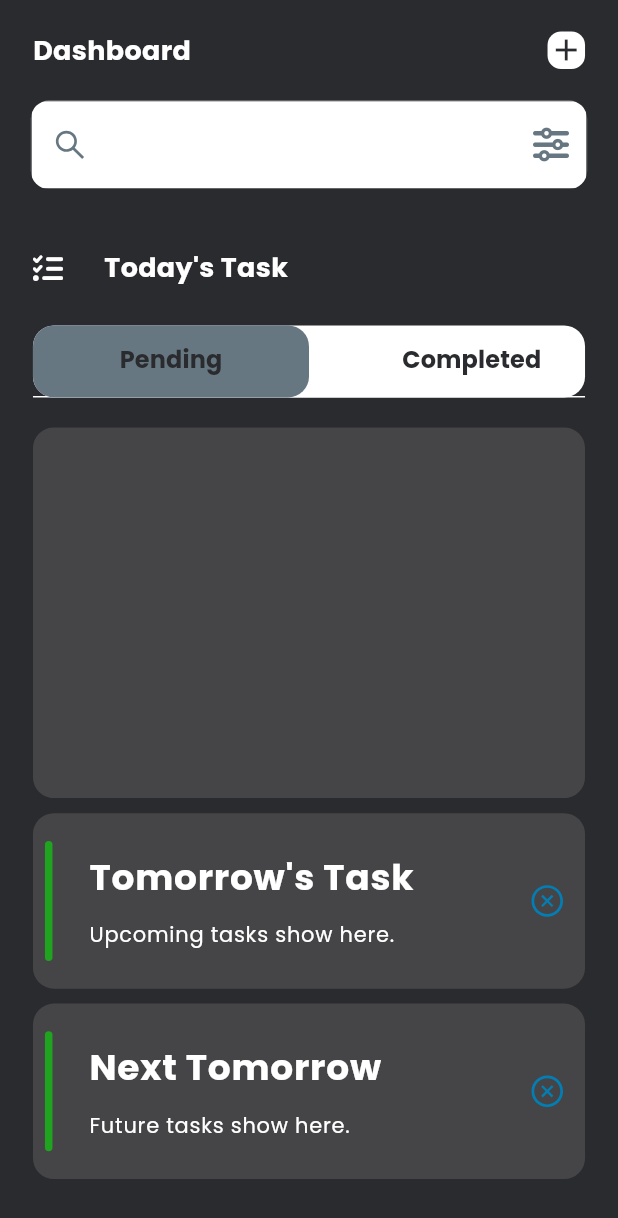
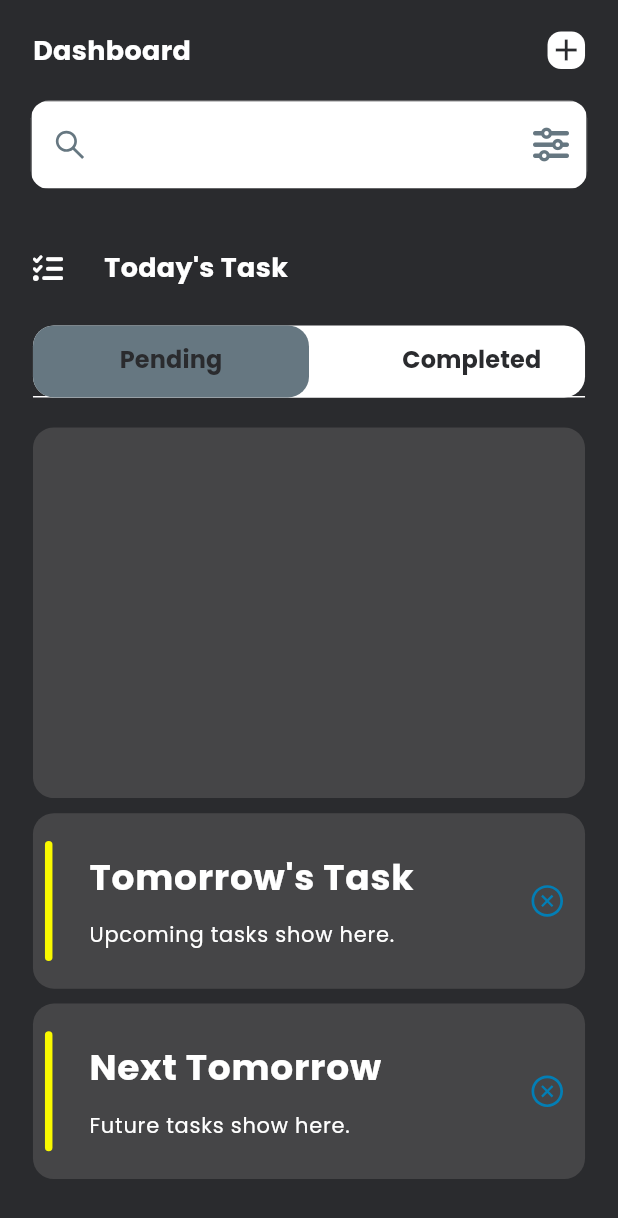
Before and after one commit to cjchika/task_manager, a Flutter app: the screen it shows after launch, on a phone screen of 412 x 824 dp. Shown: the top 1218 px of the screen. Run offline on Flutter 3.47's test engine with Material 2 defaults, Android fonts, the phone set to English and light mode, and no system bars; drawn by our look-alikes of dynamic_color; our stand-ins replace country_picker, flutter_datetime_picker_plus, flutter_screenutil, flutter_vector_icons, google_fonts, hooks_riverpod and 4 more; accounts and stored records are empty; generated files the repository leaves out were written again.

Commit message:
Task Page

```diff
--- a/lib/common/widgets/bottom_titles.dart
+++ b/lib/common/widgets/bottom_titles.dart
@@ -4,6 +4,7 @@ import 'package:task_manager/common/widgets/appstyle.dart';
 import 'package:task_manager/common/widgets/height_spacer.dart';
 import 'package:task_manager/common/widgets/reusable_text.dart';
 import 'package:task_manager/common/widgets/width_spacer.dart';
+import 'package:task_manager/features/todo/controllers/todo/todo_provider.dart';
 
 import '../utils/constants.dart';
 
@@ -25,12 +26,13 @@ class BottomTitles extends StatelessWidget {
           mainAxisAlignment: MainAxisAlignment.start,
           children: [
             Consumer(builder: (context, ref, child) {
+              var color = ref.read(todoStateProvider.notifier).getRandomColor();
               return Container(
                 height: 80,
                 width: 5,
-                decoration: const BoxDecoration(
-                  borderRadius: BorderRadius.all(Radius.circular(14)),
-                  color: AppConst.kGreen,
+                decoration: BoxDecoration(
+                  borderRadius: const BorderRadius.all(Radius.circular(14)),
+                  color: color,
                 ),
               );
             }),
--- a/lib/features/todo/pages/homepage.dart
+++ b/lib/features/todo/pages/homepage.dart
@@ -8,12 +8,9 @@ import 'package:task_manager/common/widgets/custom_text_field.dart';
 import 'package:task_manager/common/widgets/height_spacer.dart';
 import 'package:task_manager/common/widgets/reusable_text.dart';
 import 'package:task_manager/common/widgets/width_spacer.dart';
-import 'package:task_manager/common/widgets/xpansion_tile.dart';
-import 'package:task_manager/features/todo/controllers/xpansion_provider.dart';
 import 'package:task_manager/features/todo/pages/add_task.dart';
 import 'package:task_manager/features/todo/widgets/completed_tasks.dart';
 import 'package:task_manager/features/todo/widgets/day_after_tomorrow.dart';
-import 'package:task_manager/features/todo/widgets/todo_tile.dart';
 import 'package:task_manager/features/todo/widgets/tomorrow_list.dart';
 
 import '../controllers/todo/todo_provider.dart';
```
